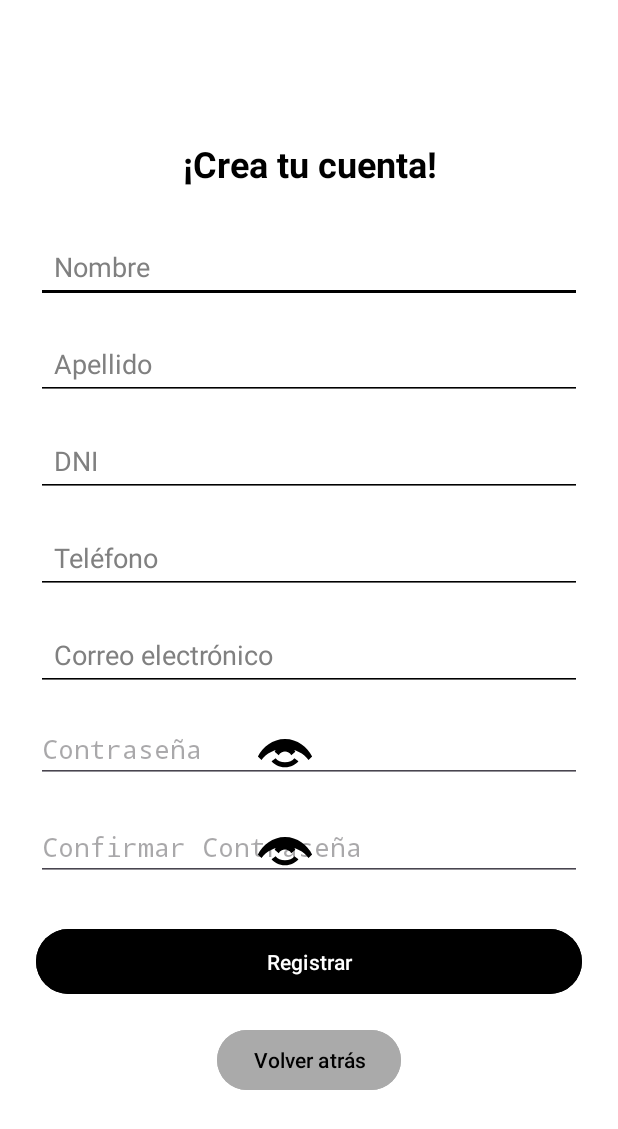
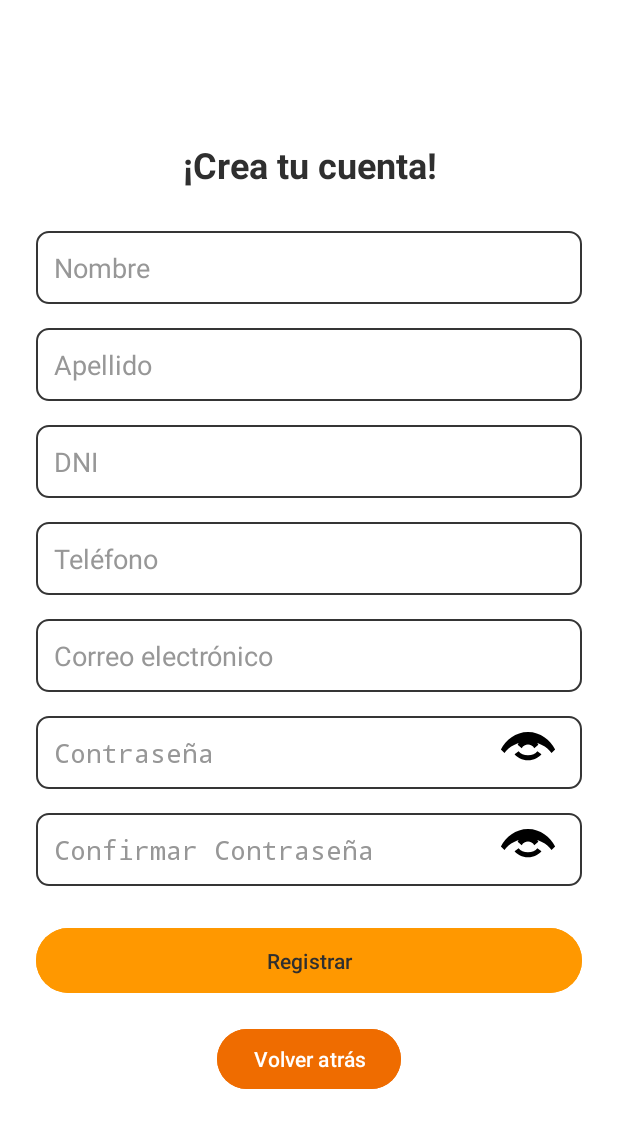
Before and after one commit to edga20041/Desarrollo_Aplicaciones, an Android app: the RegisterActivity screen opened directly, with no data from a screen before it, on a phone screen of 412 x 824 dp. Shown: the top 1129 px of the screen. Run offline under Robolectric (Android 15) with nearby library versions, the phone set to English and light mode, and no system bars; our stand-ins replace Dagger/Hilt's generated code, Firebase (no records; nobody signed in at launch, a user with empty details on screens opened directly).

Commit message:
Primeras mejoras de diseño (LogIn y Register)

```diff
--- /dev/null
+++ b/app/src/main/res/drawable/input_background.xml
@@ -0,0 +1,7 @@
+<?xml version="1.0" encoding="utf-8"?>
+<shape xmlns:android="http://schemas.android.com/apk/res/android">
+    <solid android:color="@android:color/transparent"/>
+    <stroke android:width="1dp" android:color="#353535"/>
+    <corners android:radius="8dp"/>
+    <padding android:left="15dp" android:top="23dp" android:right="15dp" android:bottom="23dp"/>
+</shape>
--- a/app/src/main/res/layout/activity_register.xml
+++ b/app/src/main/res/layout/activity_register.xml
@@ -1,11 +1,10 @@
-<?xml version="1.0" encoding="utf-8"?>
 <LinearLayout xmlns:android="http://schemas.android.com/apk/res/android"
     android:layout_width="match_parent"
     android:layout_height="match_parent"
     android:orientation="vertical"
     android:gravity="center"
     android:padding="24dp"
-    android:background="@color/white">
+    android:background="#ffffff">
 
     <TextView
         android:layout_width="wrap_content"
@@ -13,7 +12,7 @@
         android:text="¡Crea tu cuenta!"
         android:textSize="24sp"
         android:textStyle="bold"
-        android:textColor="@color/black"
+        android:textColor="#2f2f2f"
         android:gravity="center"
         android:paddingBottom="16dp"/>
 
@@ -22,73 +21,93 @@
         android:layout_width="match_parent"
         android:layout_height="wrap_content"
         android:hint="Nombre"
-        android:textColor="@color/black"
-        android:textColorHint="@color/gray"
-        android:backgroundTint="@color/material_dynamic_primary0"
+        android:textColor="#2f2f2f"
+        android:textColorHint="#979797"
+        android:background="@drawable/input_background"
         android:padding="12dp"
-        android:layout_marginTop="12dp"/>
+        android:layout_marginTop="12dp"
+        android:fontFamily="sans-serif"/>
 
     <EditText
         android:id="@+id/apellidoInput"
         android:layout_width="match_parent"
         android:layout_height="wrap_content"
         android:hint="Apellido"
-        android:textColor="@color/black"
-        android:textColorHint="@color/gray"
-        android:backgroundTint="@color/material_dynamic_primary0"
+        android:textColor="#2f2f2f"
+        android:textColorHint="#979797"
+        android:background="@drawable/input_background"
         android:padding="12dp"
-        android:layout_marginTop="16dp"/>
+        android:layout_marginTop="16dp"
+        android:fontFamily="sans-serif"/>
 
     <EditText
         android:id="@+id/dniInput"
         android:layout_width="match_parent"
         android:layout_height="wrap_content"
         android:hint="DNI"
-        android:textColor="@color/black"
-        android:textColorHint="@color/gray"
-        android:backgroundTint="@color/material_dynamic_primary0"
+        android:textColor="#2f2f2f"
+        android:textColorHint="#979797"
+        android:background="@drawable/input_background"
         android:padding="12dp"
-        android:layout_marginTop="16dp"/>
+        android:layout_marginTop="16dp"
+        android:fontFamily="sans-serif"/>
 
     <EditText
         android:id="@+id/phoneInput"
         android:layout_width="match_parent"
         android:layout_height="wrap_content"
         android:hint="Teléfono"
-        android:textColor="@color/black"
-        android:textColorHint="@color/gray"
-        android:backgroundTint="@color/material_dynamic_primary0"
+        android:textColor="#2f2f2f"
+        android:textColorHint="#979797"
+        android:background="@drawable/input_background"
         android:padding="12dp"
-        android:layout_marginTop="16dp"/>
+        android:layout_marginTop="16dp"
+        android:fontFamily="sans-serif"/>
 
     <EditText
         android:id="@+id/emailInput"
         android:layout_width="match_parent"
         android:layout_height="wrap_content"
         android:hint="Correo electrónico"
-        android:textColor="@color/black"
-        android:textColorHint="@color/gray"
-        android:backgroundTint="@color/material_dynamic_primary0"
+        android:textColor="#2f2f2f"
+        android:textColorHint="#979797"
+        android:background="@drawable/input_background"
         android:padding="12dp"
-        android:layout_marginTop="16dp"/>
+        android:layout_marginTop="16dp"
+        android:fontFamily="sans-serif"/>
+
+    <RelativeLayout
+        android:layout_width="match_parent"
+        android:layout_height="wrap_content"
+        android:layout_marginTop="16dp">
 
         <EditText
             android:id="@+id/passwordInput"
             android:layout_width="match_parent"
             android:layout_height="wrap_content"
-        android:layout_marginTop="16dp"
+            android:background="@drawable/input_background"
             android:hint="Contraseña"
-        android:inputType="textPassword" />
+            android:inputType="textPassword"
+            android:padding="12dp"
+            android:textColor="#2f2f2f"
+            android:textColorHint="#979797"
+            android:fontFamily="sans-serif"/>
 
         <ImageView
             android:id="@+id/showPasswordIcon"
             android:layout_width="40dp"
             android:layout_height="40dp"
             android:layout_alignParentEnd="true"
-        android:layout_marginTop="-36dp"
+            android:layout_centerVertical="true"
             android:layout_marginEnd="16dp"
             android:contentDescription="Mostrar contraseña"
             android:src="@drawable/ic_eye_off" />
+    </RelativeLayout>
+
+    <RelativeLayout
+        android:layout_width="match_parent"
+        android:layout_height="wrap_content"
+        android:layout_marginTop="16dp">
 
         <EditText
             android:id="@+id/confirmPasswordInput"
@@ -96,35 +115,40 @@
             android:layout_height="wrap_content"
             android:hint="Confirmar Contraseña"
             android:inputType="textPassword"
-        android:layout_marginTop="16dp"/>
+            android:textColor="#2f2f2f"
+            android:textColorHint="#979797"
+            android:background="@drawable/input_background"
+            android:padding="12dp"
+            android:fontFamily="sans-serif"/>
 
         <ImageView
             android:id="@+id/showConfirmPasswordIcon"
             android:layout_width="40dp"
             android:layout_height="40dp"
             android:layout_alignParentEnd="true"
-        android:layout_marginTop="-36dp"
+            android:layout_centerVertical="true"
             android:layout_marginEnd="16dp"
             android:contentDescription="Mostrar contraseña"
             android:src="@drawable/ic_eye_off" />
+    </RelativeLayout>
 
     <Button
         android:id="@+id/registerUserButton"
         android:layout_width="match_parent"
         android:layout_height="wrap_content"
+        android:layout_marginTop="24dp"
+        android:backgroundTint="#FF9800"
+        android:padding="12dp"
         android:text="Registrar"
-        android:textColor="@color/white"
-        android:backgroundTint="@color/material_dynamic_primary0"
-        android:padding="12dp"
-        android:layout_marginTop="24dp"/>
+        android:textColor="#2f2f2f" />
 
     <Button
         android:id="@+id/backButton"
         android:layout_width="wrap_content"
         android:layout_height="wrap_content"
+        android:layout_marginTop="16dp"
+        android:backgroundTint="#EF6C00"
         android:text="Volver atrás"
-        android:textColor="@color/black"
-        android:layout_marginTop="16dp"
-        android:backgroundTint="@android:color/darker_gray"/>
+        android:textColor="#ffffff" />
 
 </LinearLayout>
```
Also changed, not shown: app/src/main/java/com/example/desarrollo_aplicaciones/activity/authActivity/LoginActivity.java (+3 -6 lines), app/src/main/res/layout/activity_login.xml (+54 -33 lines). Lines whose indentation alone changed are shown as unchanged.
